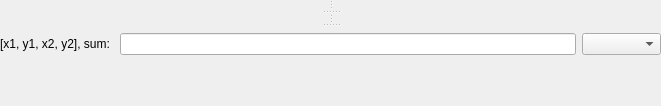
Old version of the form lavuelib/ui/ImageWidget.ui in the repository syncope/lavue.
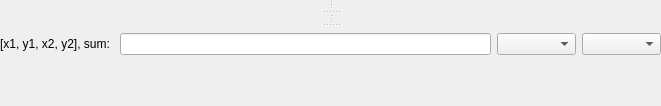
New version of the form.

The edit to the form file:
```diff
--- a/lavuelib/ui/ImageWidget.ui
+++ b/lavuelib/ui/ImageWidget.ui
@@ -149,6 +149,19 @@
            </property>
           </widget>
          </item>
+         <item>
+          <widget class="QComboBox" name="rgbtoolComboBox">
+           <property name="font">
+            <font>
+             <weight>75</weight>
+             <bold>true</bold>
+            </font>
+           </property>
+           <property name="toolTip">
+            <string>&lt;html&gt;&lt;head/&gt;&lt;body&gt;&lt;p&gt;select the an &lt;span style=&quot; text-decoration: underline;&quot;&gt;RGB IMAGE TOOL&lt;/span&gt; for the mouse pointer:&lt;/p&gt;&lt;p&gt;RGB - shows intensity of the selected rgb pixels&lt;/p&gt;&lt;/body&gt;&lt;/html&gt;</string>
+           </property>
+          </widget>
+         </item>
          <item>
           <widget class="QComboBox" name="toolComboBox">
            <property name="toolTip">
```
Left out of the diff: 2 changed lines with no effect on the pictures.
